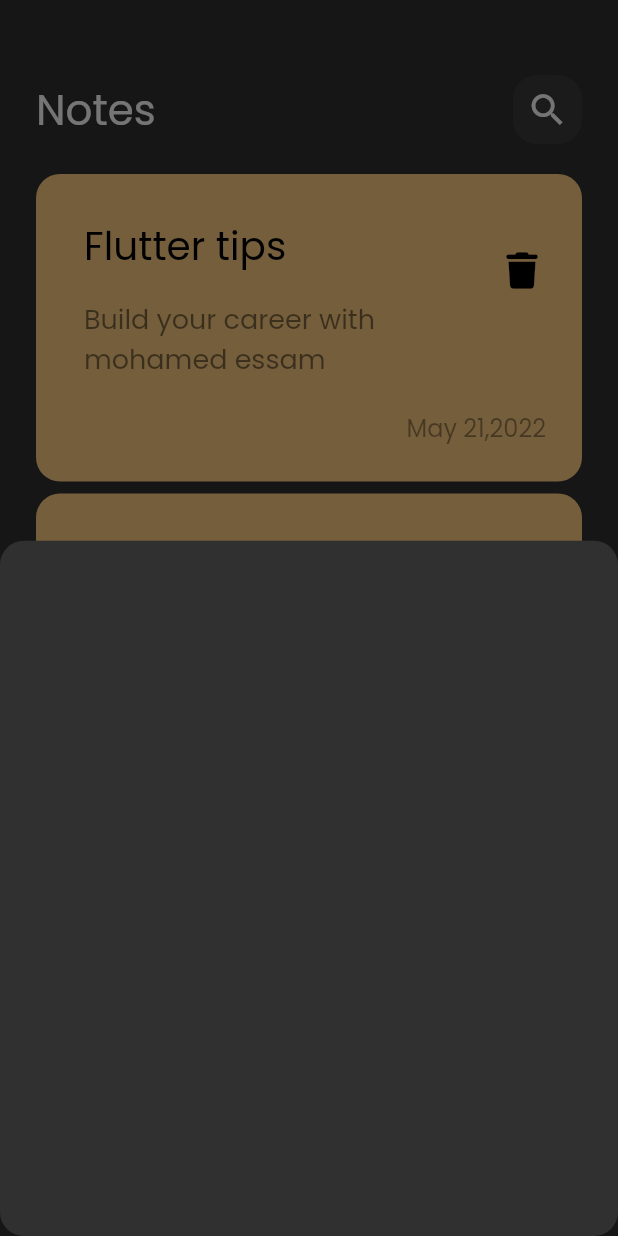
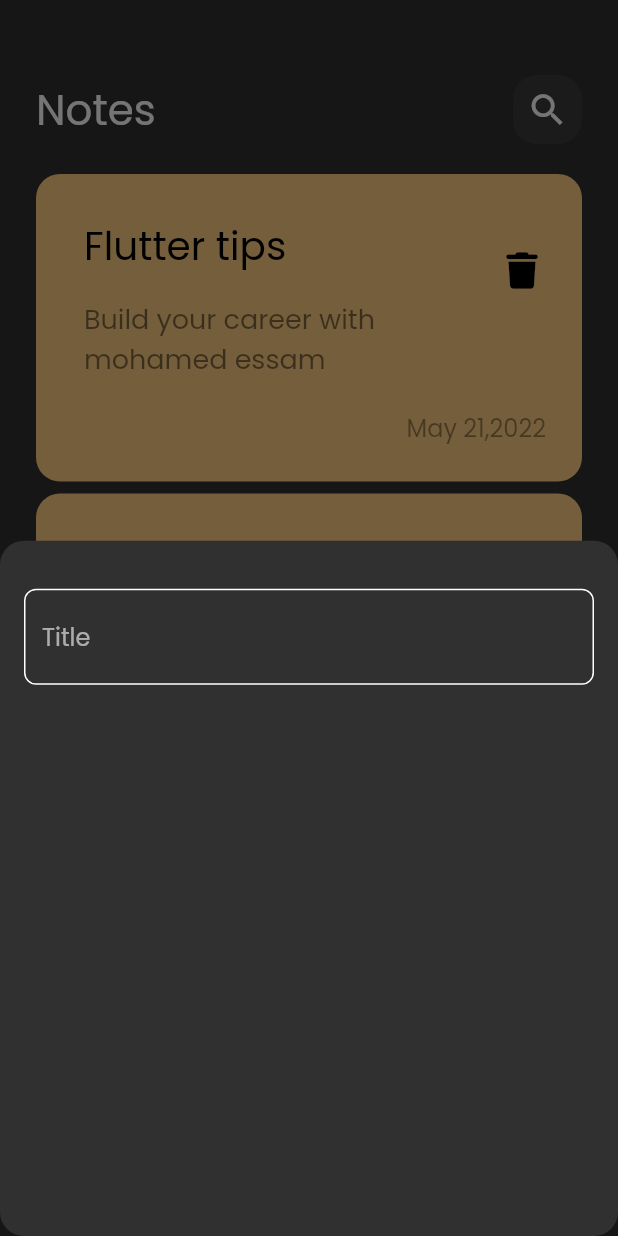
Before and after one commit to MohamedEssam-900009/notes_app, a Flutter app: the screen it shows after launch, after a tap on the "add" icon, on a phone screen of 412 x 824 dp. Run offline on Flutter 3.47's test engine with Material 2 defaults, Android fonts, the phone set to English and light mode, and no system bars; our stand-ins replace font_awesome_flutter.

Commit message:
create custom text field

```diff
--- /dev/null
+++ b/lib/constants.dart
@@ -0,0 +1,3 @@
+import 'package:flutter/material.dart';
+
+const kPrimaryColor = Color(0xff62FCD7);
--- a/lib/views/widgets/add_note_bottom_sheet.dart
+++ b/lib/views/widgets/add_note_bottom_sheet.dart
@@ -1,10 +1,21 @@
 import 'package:flutter/material.dart';
+import 'custom_text_field.dart';
 
 class AddNoteBottomSheet extends StatelessWidget {
   const AddNoteBottomSheet({super.key});
 
   @override
   Widget build(BuildContext context) {
-    return Container();
+    return Padding(
+      padding: const EdgeInsets.symmetric(horizontal: 16.0),
+      child: Column(
+        children: const [
+          SizedBox(
+            height: 32.0,
+          ),
+          CustomTextField()
+        ],
+      ),
+    );
   }
 }
--- /dev/null
+++ b/lib/views/widgets/custom_text_field.dart
@@ -0,0 +1,28 @@
+import 'package:flutter/material.dart';
+import '../../constants.dart';
+
+class CustomTextField extends StatelessWidget {
+  const CustomTextField({super.key});
+
+  @override
+  Widget build(BuildContext context) {
+    return TextField(
+      decoration: InputDecoration(
+        border: buildBorder(),
+        enabledBorder: buildBorder(),
+        focusedBorder: buildBorder(kPrimaryColor),
+        hintText: 'Title'
+
+      ),
+      cursorColor: kPrimaryColor,
+
+    );
+  }
+
+  OutlineInputBorder buildBorder([color]) {
+    return OutlineInputBorder(
+      borderRadius: BorderRadius.circular(8.0),
+      borderSide: BorderSide(color: color ?? Colors.white),
+    );
+  }
+}
```
